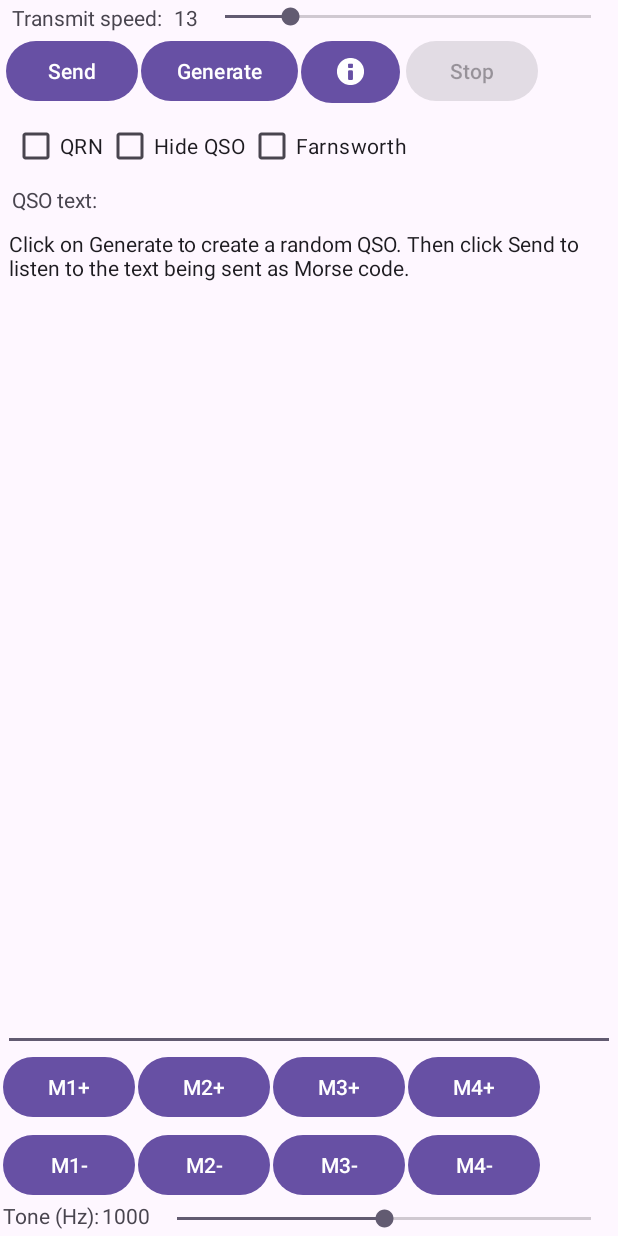
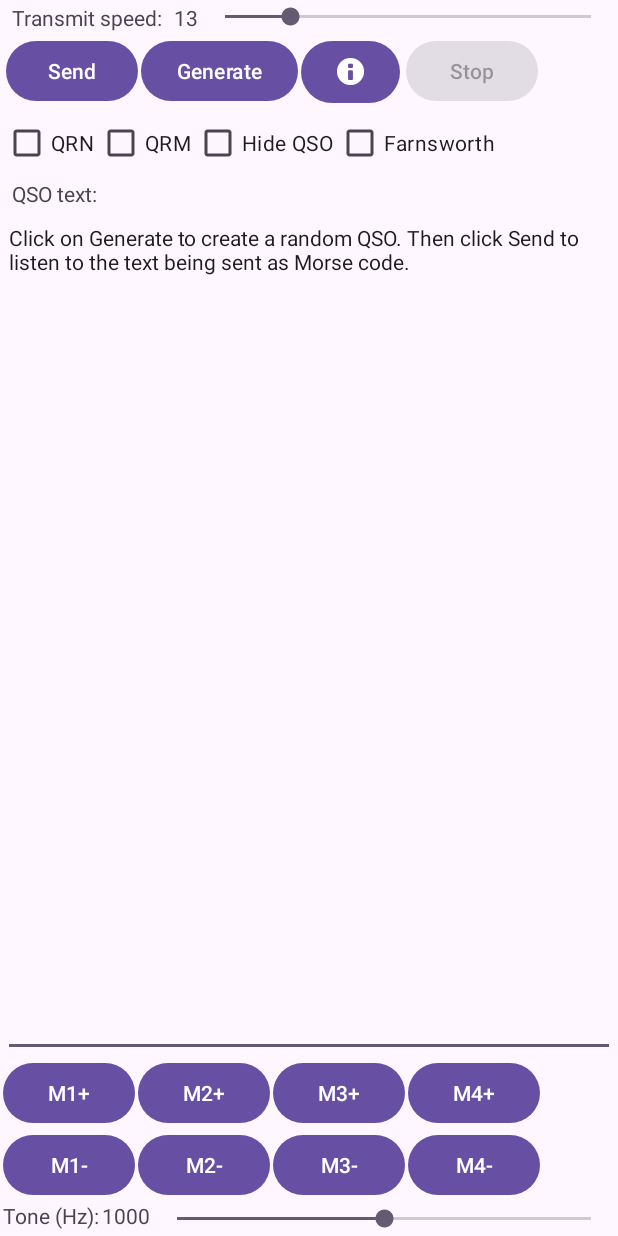
Before and after one commit to cebess/QSOSim, an Android app: the screen it shows after launch (MainActivity), on a phone screen of 412 x 824 dp. Run offline under Robolectric (Android 15) with nearby library versions, the phone set to English and light mode, and no system bars.

Commit message:
added a QRM sound and the GUI change

```diff
--- a/app/build.gradle.kts
+++ b/app/build.gradle.kts
@@ -10,8 +10,8 @@ android {
         applicationId = "com.cebess.qsosim"
         minSdk = 29
         targetSdk = 34
-        versionCode = 4
-        versionName = "1.0"
+        versionCode = 5
+        versionName = "1.1"
 
         testInstrumentationRunner = "androidx.test.runner.AndroidJUnitRunner"
     }
--- a/app/src/main/AndroidManifest.xml
+++ b/app/src/main/AndroidManifest.xml
@@ -30,6 +30,10 @@
             android:name=".MorsePlayerService"
             android:enabled="true"
             android:exported="false" />
+        <service
+            android:name=".QRMService"
+            android:enabled="true"
+            android:exported="false" />
     </application>
 
 </manifest>
--- a/app/src/main/java/com/cebess/qsosim/MainActivity.java
+++ b/app/src/main/java/com/cebess/qsosim/MainActivity.java
@@ -49,6 +49,7 @@ public class MainActivity extends AppCompatActivity {
     TextView toneTextView;
     TextView speedTextView;
     CheckBox noisecheckBox;
+    CheckBox QRMcheckBox;
     CheckBox hideQSOCheckBox;
     CheckBox farnsworthCheckBox;
 
@@ -107,8 +108,9 @@ public class MainActivity extends AppCompatActivity {
         toneControlSeekBar= findViewById(R.id.toneControlSeekBar);
         speedSeekBar = findViewById(R.id.speedSeekBar);
         toneTextView = findViewById(R.id.toneTextView);
-        noisecheckBox= findViewById(R.id.noisecheckBox);
+        noisecheckBox= findViewById(R.id.QRNcheckBox);
         hideQSOCheckBox = findViewById(R.id.hideQSOCheckBox);
+        QRMcheckBox =findViewById(R.id.QRMcheckBox);
         farnsworthCheckBox = findViewById(R.id.farnsworthCheckBox);
 
         // add the click listeners
@@ -143,6 +145,23 @@ public class MainActivity extends AppCompatActivity {
                 Intent noiseServiceIntent = new Intent(this, MusicService.class);
                 stopService(noiseServiceIntent);
                 noiseServiceIntent = null;
+
+            }
+        });
+
+        QRMcheckBox.setOnClickListener(src -> {
+            savePref();
+            if (QRMcheckBox.isChecked()) {
+                Intent QRMServiceIntent= new Intent(this, QRMService.class);
+                // Start the MusicService using the Intent
+                startService(QRMServiceIntent);
+
+            }
+            else
+            {
+                Intent QRMServiceIntent = new Intent(this, QRMService.class);
+                stopService(QRMServiceIntent);
+                QRMServiceIntent = null;
 
             }
         });
@@ -206,8 +225,10 @@ public class MainActivity extends AppCompatActivity {
         Intent noiseServiceIntent = new Intent(this, MusicService.class);
         stopService(noiseServiceIntent);
         noiseServiceIntent = null;
+        Intent QRMServiceIntent = new Intent(this, QRMService.class);
+        stopService(QRMServiceIntent);
+        QRMServiceIntent = null;
         stopMorseService();
-
         super.onDestroy();
     }
 
--- a/app/src/main/res/layout/activity_main.xml
+++ b/app/src/main/res/layout/activity_main.xml
@@ -48,11 +48,10 @@
         app:layout_constraintTop_toBottomOf="@+id/textView4" />
 
     <CheckBox
-        android:id="@+id/noisecheckBox"
+        android:id="@+id/QRNcheckBox"
         android:layout_width="wrap_content"
         android:layout_height="wrap_content"
-        android:layout_marginStart="8dp"
-        android:layout_marginTop="2dp"
+        android:layout_marginStart="2dp"
         android:text="QRN"
         app:layout_constraintStart_toStartOf="parent"
         app:layout_constraintTop_toBottomOf="@+id/sendButton" />
@@ -62,30 +61,27 @@
         android:layout_width="wrap_content"
         android:layout_height="wrap_content"
         android:layout_marginStart="2dp"
-        android:layout_marginTop="2dp"
         android:text="Hide QSO"
-        app:layout_constraintStart_toEndOf="@+id/noisecheckBox"
-        app:layout_constraintTop_toBottomOf="@+id/generateButton" />
+        app:layout_constraintStart_toEndOf="@+id/QRMcheckBox"
+        app:layout_constraintTop_toBottomOf="@+id/sendButton" />
 
     <CheckBox
         android:id="@+id/farnsworthCheckBox"
         android:layout_width="wrap_content"
         android:layout_height="wrap_content"
         android:layout_marginStart="2dp"
-        android:layout_marginTop="2dp"
         android:text="Farnsworth"
         app:layout_constraintStart_toEndOf="@+id/hideQSOCheckBox"
-        app:layout_constraintTop_toBottomOf="@+id/stopButton" />
+        app:layout_constraintTop_toBottomOf="@+id/sendButton" />
 
     <TextView
         android:id="@+id/textView6"
         android:layout_width="wrap_content"
         android:layout_height="wrap_content"
         android:layout_marginStart="8dp"
-        android:layout_marginTop="2dp"
         android:text="QSO text:"
         app:layout_constraintStart_toStartOf="parent"
-        app:layout_constraintTop_toBottomOf="@+id/noisecheckBox" />
+        app:layout_constraintTop_toBottomOf="@+id/QRNcheckBox" />
 
     <TextView
         android:id="@+id/textView7"
@@ -120,6 +116,7 @@
         android:fontFamily="sans-serif"
         android:gravity="start|top"
         android:inputType="text|textMultiLine|textNoSuggestions"
+        android:scrollbars="vertical"
         android:text="Click on Generate to create a random QSO. Then click Send to listen to the text being sent as Morse code."
         android:textAlignment="viewStart"
         android:textSize="14sp"
@@ -175,7 +172,6 @@
         android:layout_width="wrap_content"
         android:layout_height="wrap_content"
         android:layout_marginStart="2dp"
-        android:layout_marginBottom="4dp"
         android:text="M1+"
         app:layout_constraintBottom_toTopOf="@+id/M1MinusButton"
         app:layout_constraintStart_toStartOf="parent" />
@@ -185,7 +181,6 @@
         android:layout_width="wrap_content"
         android:layout_height="wrap_content"
         android:layout_marginStart="2dp"
-        android:layout_marginBottom="4dp"
         android:text="M2+"
         app:layout_constraintBottom_toTopOf="@+id/M2MinusButton"
         app:layout_constraintStart_toEndOf="@+id/M1PlusButton" />
@@ -195,7 +190,6 @@
         android:layout_width="wrap_content"
         android:layout_height="wrap_content"
         android:layout_marginStart="2dp"
-        android:layout_marginBottom="4dp"
         android:text="M3+"
         app:layout_constraintBottom_toTopOf="@+id/M3MinusButton"
         app:layout_constraintStart_toEndOf="@+id/M2PlusButton" />
@@ -205,7 +199,6 @@
         android:layout_width="wrap_content"
         android:layout_height="wrap_content"
         android:layout_marginStart="2dp"
-        android:layout_marginBottom="4dp"
         android:text="M4+"
         app:layout_constraintBottom_toTopOf="@+id/M4MinusButton"
         app:layout_constraintStart_toEndOf="@+id/M3PlusButton" />
@@ -265,4 +258,13 @@
         app:layout_constraintStart_toEndOf="@+id/speedTextView"
         app:layout_constraintTop_toTopOf="parent" />
 
+    <CheckBox
+        android:id="@+id/QRMcheckBox"
+        android:layout_width="wrap_content"
+        android:layout_height="wrap_content"
+        android:layout_marginStart="2dp"
+        android:text="QRM"
+        app:layout_constraintStart_toEndOf="@+id/QRNcheckBox"
+        app:layout_constraintTop_toBottomOf="@+id/sendButton" />
+
 </androidx.constraintlayout.widget.ConstraintLayout>
```
Also changed, not shown: app/src/main/java/com/cebess/qsosim/QRMService.java (added, +62 -0 lines), 2 other files.
